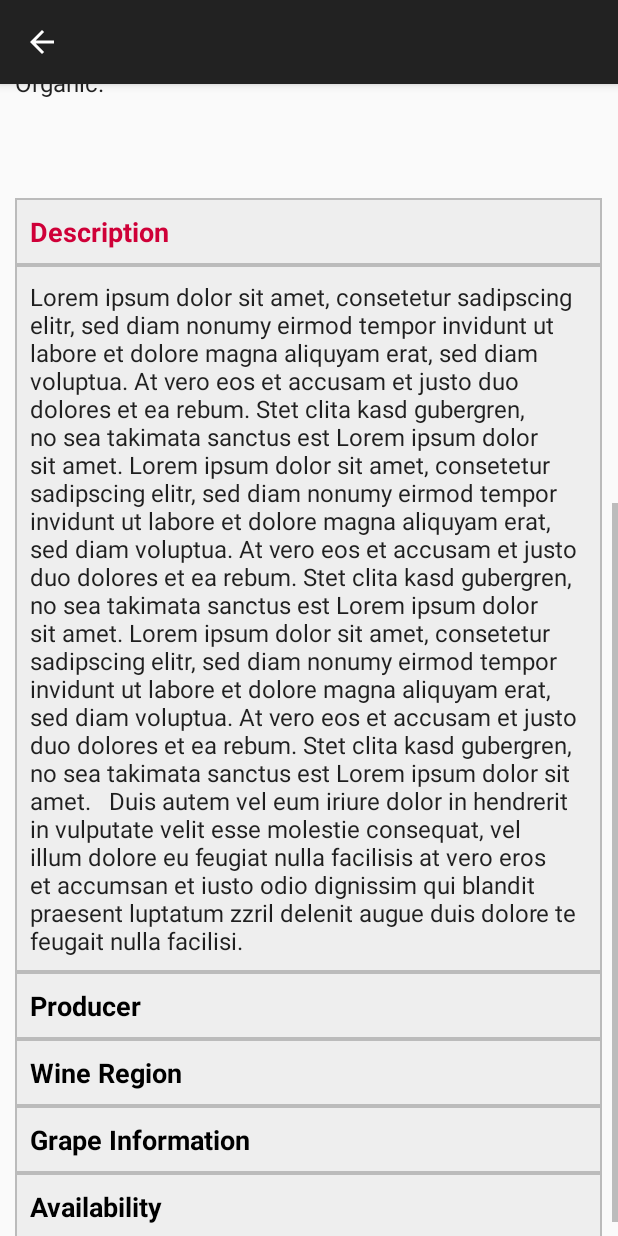
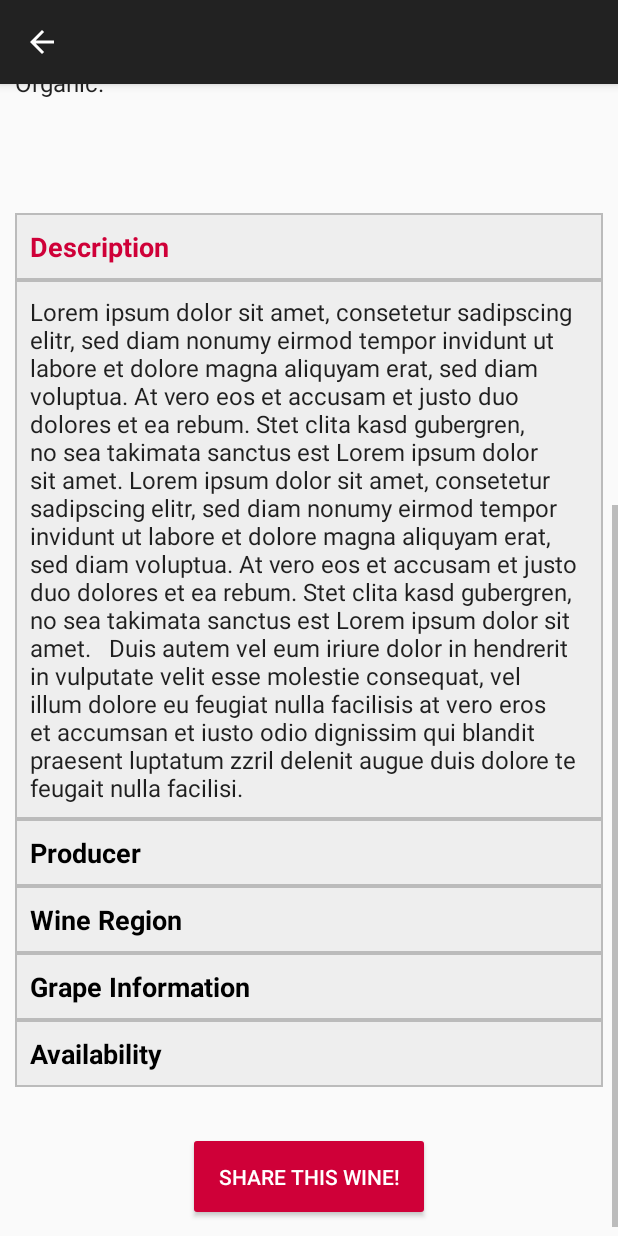
Before and after one commit to atreskow/dwm-sandbox-niklas, an Android app: the WinedetailsActivity screen opened directly, with no data from a screen before it, scrolled down 576 dp, on a phone screen of 412 x 824 dp. Run offline under Robolectric (Android 15) with nearby library versions, the phone set to English and light mode, and no system bars; 21 statements that could not run were skipped.

Commit message:
WineSearchApp_Extern: Share Button eingefügt; Wein Informationen Area modifiziert

```diff
--- a/Weinsuchapp_Extern/WineSearchApp_Extern/app/src/main/java/com/dwm/winesearchapp_extern/Pojo/Constants.java
+++ b/Weinsuchapp_Extern/WineSearchApp_Extern/app/src/main/java/com/dwm/winesearchapp_extern/Pojo/Constants.java
@@ -3,8 +3,11 @@ package com.dwm.winesearchapp_extern.Pojo;
 import java.util.ArrayList;
 import java.util.Arrays;
 import java.util.List;
+import java.util.Locale;
 
 public class Constants {
+
+    public static final String WINE_LINK = "https://results.wine-trophy.com/{language}/wine/";
 
     public static final List<String> FacetValues = new ArrayList<>(Arrays.asList(
             "trophy_name",
--- a/Weinsuchapp_Extern/WineSearchApp_Extern/app/src/main/java/com/dwm/winesearchapp_extern/Pojo/response/DocumentData.java
+++ b/Weinsuchapp_Extern/WineSearchApp_Extern/app/src/main/java/com/dwm/winesearchapp_extern/Pojo/response/DocumentData.java
@@ -130,7 +130,7 @@ public class DocumentData {
     public String WineshootName;
 
     @SerializedName("LinkId")
-    public String Code;
+    public String Link;
 
     @SerializedName("IsAction")
     public boolean ActionWine;
--- a/Weinsuchapp_Extern/WineSearchApp_Extern/app/src/main/java/com/dwm/winesearchapp_extern/Utils.java
+++ b/Weinsuchapp_Extern/WineSearchApp_Extern/app/src/main/java/com/dwm/winesearchapp_extern/Utils.java
@@ -19,6 +19,7 @@ import org.json.JSONObject;
 
 import java.util.ArrayList;
 import java.util.List;
+import java.util.Locale;
 
 public class Utils {
 
@@ -100,4 +101,9 @@ public class Utils {
     public static boolean IsBlacklistedFacet(String facetName) {
         return Constants.FacetBlacklist.contains(facetName);
     }
+
+    public static String GetWineLink(String wineLink) {
+        String lang = Locale.getDefault().getLanguage();
+        return Constants.WINE_LINK.replace("{language}", lang) + wineLink;
+    }
 }
--- a/Weinsuchapp_Extern/WineSearchApp_Extern/app/src/main/java/com/dwm/winesearchapp_extern/WineListItem.java
+++ b/Weinsuchapp_Extern/WineSearchApp_Extern/app/src/main/java/com/dwm/winesearchapp_extern/WineListItem.java
@@ -36,6 +36,8 @@ public class WineListItem {
         Sugar = data.Sugar;
         Sulfur = data.Sulfur;
         Organic = data.Organic;
+
+        WineLink = data.Link;
     }
 
     public UUID Id;
@@ -63,4 +65,6 @@ public class WineListItem {
     public float Sugar;
     public float Sulfur;
     public boolean Organic;
+
+    public String WineLink;
 }
--- a/Weinsuchapp_Extern/WineSearchApp_Extern/app/src/main/java/com/dwm/winesearchapp_extern/WinedetailsActivity.java
+++ b/Weinsuchapp_Extern/WineSearchApp_Extern/app/src/main/java/com/dwm/winesearchapp_extern/WinedetailsActivity.java
@@ -1,12 +1,15 @@
 package com.dwm.winesearchapp_extern;
 
 import android.app.Activity;
+import android.content.Intent;
 import android.graphics.Bitmap;
 import android.os.Bundle;
 import android.util.DisplayMetrics;
+import android.util.Log;
 import android.view.Gravity;
 import android.view.View;
 import android.view.ViewGroup;
+import android.widget.Button;
 import android.widget.ImageView;
 import android.widget.LinearLayout;
 import android.widget.TextView;
@@ -35,6 +38,8 @@ public class WinedetailsActivity extends AppCompatActivity {
     private TextView _grapeInformationHeader;
     private TextView _availabilityHeader;
 
+    private Button _shareButton;
+
     @Override
     protected void onCreate(Bundle savedInstanceState) {
         super.onCreate(savedInstanceState);
@@ -59,9 +64,12 @@ public class WinedetailsActivity extends AppCompatActivity {
         _availabilityHeader = findViewById(R.id.availabilityHeader);
         _availabilityHeader.setOnClickListener(_availabilityListener);
 
+        _shareButton = findViewById(R.id.btnShare);
+        _shareButton.setOnClickListener(_shareButtonListener);
+
         WineListItem wine = Session.GetSelectedListItem();
-        setDescriptionAreaWidth();
         addData(wine);
+
         new Thread(() ->  getImages(wine)).start();
     }
 
@@ -144,16 +152,6 @@ public class WinedetailsActivity extends AppCompatActivity {
         }
     }
 
-    private void setDescriptionAreaWidth() {
-        DisplayMetrics displayMetrics = new DisplayMetrics();
-        getWindowManager().getDefaultDisplay().getMetrics(displayMetrics);
-        int areaWidth = (int) (displayMetrics.widthPixels * 0.95);
-        LinearLayout.LayoutParams params = new LinearLayout.LayoutParams(areaWidth, ViewGroup.LayoutParams.WRAP_CONTENT);
-        params.gravity = Gravity.CENTER;
-        params.bottomMargin = 20;
-        _descriptionLayout.setLayoutParams(params);
-    }
-
     private final View.OnClickListener _descriptionListener = view -> {
         openCloseDescription(R.id.descriptionHeader, R.id.descriptionText);
     };
@@ -172,6 +170,14 @@ public class WinedetailsActivity extends AppCompatActivity {
 
     private final View.OnClickListener _availabilityListener = view -> {
         openCloseDescription(R.id.availabilityHeader, R.id.availabilityText);
+    };
+
+    private final View.OnClickListener _shareButtonListener = view -> {
+        Intent sendIntent = new Intent();
+        sendIntent.setAction(Intent.ACTION_SEND);
+        sendIntent.putExtra(Intent.EXTRA_TEXT, Utils.GetWineLink(Session.GetSelectedListItem().WineLink));
+        sendIntent.setType("text/plain");
+        startActivity(Intent.createChooser(sendIntent, getResources().getString(R.string.share)));
     };
 
     private void openCloseDescription(int headerRes, int textRes) {
--- a/Weinsuchapp_Extern/WineSearchApp_Extern/app/src/main/res/layout/activity_winedetails.xml
+++ b/Weinsuchapp_Extern/WineSearchApp_Extern/app/src/main/res/layout/activity_winedetails.xml
@@ -537,6 +537,7 @@
                 android:layout_width="match_parent"
                 android:layout_height="wrap_content"
                 android:layout_gravity="center"
+                android:padding="10dp"
                 android:orientation="vertical">
 
                 <TextView
@@ -544,7 +545,7 @@
                     android:text="@string/descriptionHeader"
                     android:layout_width="match_parent"
                     android:layout_height="wrap_content"
-                    android:padding="15px"
+                    android:padding="10dp"
                     android:textStyle="bold"
                     android:clickable="true"
                     android:focusable="true"
@@ -557,7 +558,7 @@
                     android:text="@string/loremipsum"
                     android:layout_width="match_parent"
                     android:layout_height="wrap_content"
-                    android:padding="15px"
+                    android:padding="10dp"
                     android:visibility="visible"
                     android:background="@drawable/back"
                     android:textAppearance="?android:attr/textAppearanceListItemSmall"/>
@@ -567,7 +568,7 @@
                     android:text="@string/producerHeader"
                     android:layout_width="match_parent"
                     android:layout_height="wrap_content"
-                    android:padding="15px"
+                    android:padding="10dp"
                     android:textStyle="bold"
                     android:background="@drawable/back"
                     android:textAppearance="?android:attr/textAppearanceMedium"
@@ -578,7 +579,7 @@
                     android:text="@string/loremipsum"
                     android:layout_width="match_parent"
                     android:layout_height="wrap_content"
-                    android:padding="15px"
+                    android:padding="10dp"
                     android:visibility="gone"
                     android:background="@drawable/back"
                     android:textAppearance="?android:attr/textAppearanceListItemSmall"/>
@@ -588,7 +589,7 @@
                     android:text="@string/wineRegionHeader"
                     android:layout_width="match_parent"
                     android:layout_height="wrap_content"
-                    android:padding="15px"
+                    android:padding="10dp"
                     android:textStyle="bold"
                     android:clickable="true"
                     android:focusable="true"
@@ -601,7 +602,7 @@
                     android:text="@string/loremipsum"
                     android:layout_width="match_parent"
                     android:layout_height="wrap_content"
-                    android:padding="15px"
+                    android:padding="10dp"
                     android:visibility="gone"
                     android:background="@drawable/back"
                     android:textAppearance="?android:attr/textAppearanceListItemSmall"/>
@@ -611,7 +612,7 @@
                     android:text="@string/grapeInformationHeader"
                     android:layout_width="match_parent"
                     android:layout_height="wrap_content"
-                    android:padding="15px"
+                    android:padding="10dp"
                     android:textStyle="bold"
                     android:clickable="true"
                     android:focusable="true"
@@ -624,7 +625,7 @@
                     android:text="@string/loremipsum"
                     android:layout_width="match_parent"
                     android:layout_height="wrap_content"
-                    android:padding="15px"
+                    android:padding="10dp"
                     android:visibility="gone"
                     android:background="@drawable/back"
                     android:textAppearance="?android:attr/textAppearanceListItemSmall"/>
@@ -634,7 +635,7 @@
                     android:text="@string/availabilityHeader"
                     android:layout_width="match_parent"
                     android:layout_height="wrap_content"
-                    android:padding="15px"
+                    android:padding="10dp"
                     android:textStyle="bold"
                     android:clickable="true"
                     android:focusable="true"
@@ -647,13 +648,24 @@
                     android:text="@string/loremipsum"
                     android:layout_width="match_parent"
                     android:layout_height="wrap_content"
-                    android:padding="15px"
+                    android:padding="10dp"
                     android:visibility="gone"
                     android:background="@drawable/back"
                     android:textAppearance="?android:attr/textAppearanceListItemSmall"/>
 
             </LinearLayout>
 
+            <Button
+                android:id="@+id/btnShare"
+                android:layout_width="wrap_content"
+                android:layout_height="wrap_content"
+                android:backgroundTint="@color/buttonPrimary"
+                android:padding="20dp"
+                android:layout_margin="20dp"
+                android:layout_gravity="center"
+                android:text="@string/share_button"
+                android:textColor="@color/buttonTextPrimary" />
+
         </LinearLayout>
 
     </ScrollView>
--- /dev/null
+++ b/Weinsuchapp_Extern/WineSearchApp_Extern/app/src/main/res/values/attrs.xml
@@ -0,0 +1,6 @@
+<?xml version="1.0" encoding="utf-8"?>
+<resources>
+    <attr name="bgColor" format="color"/>
+    <attr name="textColor" format="color"/>
+    <attr name="toolbarColor" format="color"/>
+</resources>
--- a/Weinsuchapp_Extern/WineSearchApp_Extern/app/src/main/res/values/colors.xml
+++ b/Weinsuchapp_Extern/WineSearchApp_Extern/app/src/main/res/values/colors.xml
@@ -4,6 +4,8 @@
     <color name="colorPrimaryDark">#555555</color>
     <color name="buttonPrimary">#CF0038</color>
     <color name="toolbarPrimary">#222222</color>
+    <color name="toolbarPrimaryDark">#222222</color>
     <color name="buttonTextPrimary">#ffffff</color>
     <color name="textPrimary">#000000</color>
+    <color name="textPrimaryDark">#ffffff</color>
 </resources>
--- a/Weinsuchapp_Extern/WineSearchApp_Extern/app/src/main/res/values/strings.xml
+++ b/Weinsuchapp_Extern/WineSearchApp_Extern/app/src/main/res/values/strings.xml
@@ -31,6 +31,9 @@
     <string name="grapeInformationHeader">Grape Information</string>
     <string name="availabilityHeader">Availability</string>
 
-    <string name="loremipsum">Lorem ipsum dolor sit amet, consetetur sadipscing elitr, sed diam nonumy eirmod tempor invidunt ut labore et dolore magna aliquyam erat, sed diam voluptua. At vero eos et accusam et justo duo dolores et ea rebum. Stet clita kasd gubergren, no sea takimata sanctus est Lorem ipsum dolor sit amet. Lorem ipsum dolor sit amet, consetetur sadipscing elitr, sed diam nonumy eirmod tempor invidunt ut labore et dolore magna aliquyam erat, sed diam voluptua. At vero eos et accusam et justo duo dolores et ea rebum. Stet clita kasd gubergren, no sea takimata sanctus est Lorem ipsum dolor sit amet. Lorem ipsum dolor sit amet, consetetur sadipscing elitr, sed diam nonumy eirmod tempor invidunt ut labore et dolore magna aliquyam erat, sed diam voluptua. At vero eos et accusam et justo duo dolores et ea rebum. Stet clita kasd gubergren, no sea takimata sanctus est Lorem ipsum dolor sit amet. <br/> <br/>
+    <string name="share">Share</string>
+    <string name="share_button">Share this wine!</string>
+
+    <string name="loremipsum">Lorem ipsum dolor sit amet, consetetur sadipscing elitr, sed diam nonumy eirmod tempor invidunt ut labore et dolore magna aliquyam erat, sed diam voluptua. At vero eos et accusam et justo duo dolores et ea rebum. Stet clita kasd gubergren, no sea takimata sanctus est Lorem ipsum dolor sit amet. Lorem ipsum dolor sit amet, consetetur sadipscing elitr, sed diam nonumy eirmod tempor invidunt ut labore et dolore magna aliquyam erat, sed diam voluptua. At vero eos et accusam et justo duo dolores et ea rebum. Stet clita kasd gubergren, no sea takimata sanctus est Lorem ipsum dolor sit amet. <br/> <br/>
         Duis autem vel eum iriure dolor in hendrerit in vulputate velit esse molestie consequat, vel illum dolore eu feugiat nulla facilisis at vero eros et accumsan et iusto odio dignissim qui blandit praesent luptatum zzril delenit augue duis dolore te feugait nulla facilisi. </string>
 </resources>
```
Also changed, not shown: Weinsuchapp_Extern/WineSearchApp_Extern/app/src/main/res/values/styles.xml (+11 -2 lines), 1 other file.
